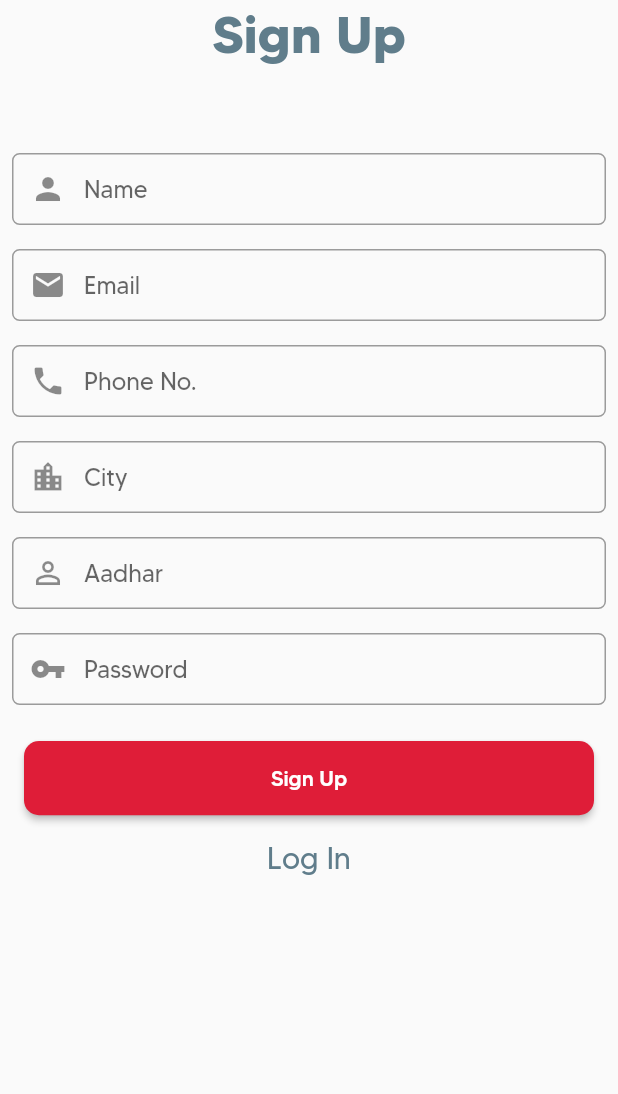
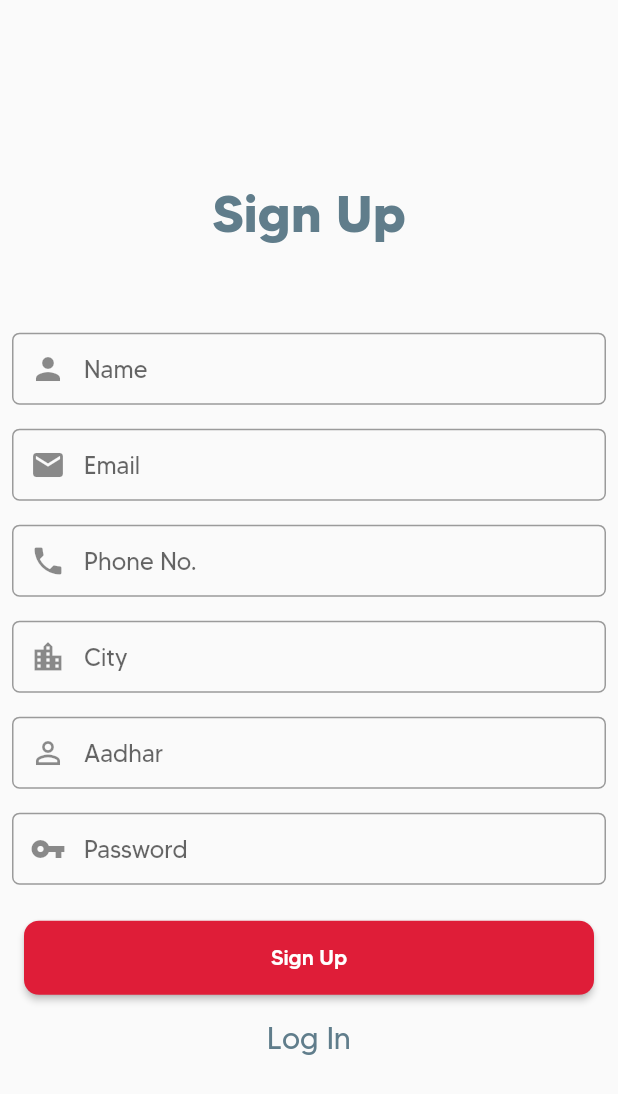
Before and after one commit to foobar-team/hackout-app, a Flutter app: the SignUpScreen screen opened by its route, on a phone screen of 412 x 824 dp. Shown: the top 1094 px of the screen. Run offline on Flutter 3.47's test engine with Material 2 defaults, Android fonts, the phone set to English and light mode, and no system bars; our stand-ins replace carousel_slider, cloud_firestore, cloud_functions, dio, dots_indicator, email_validator and 8 more; missing offline and left inert: background_geolocation_firebase, flutter_background_geolocation, google_maps_flutter_heatmap, google_maps_webservice, holding_gesture, workmanager; accounts and stored records are empty.

Commit message:
Trusted contacts adder added

```diff
--- a/lib/screens/dependent_people_screen.dart
+++ b/lib/screens/dependent_people_screen.dart
@@ -46,7 +46,7 @@ class _DependentPeopleScreenState extends State<DependentPeopleScreen> {
         } else {
           if (snapshot.connectionState == ConnectionState.done) {
             return Center(
-              child: Text("Everyone is feeling safe in your area"),
+              child: Text("No one added you as there trusted contacts"),
             );
           }
           return Center(child: CircularProgressIndicator());
--- a/lib/screens/home.dart
+++ b/lib/screens/home.dart
@@ -1,4 +1,5 @@
 import 'package:flutter/material.dart';
+import 'package:foobar/screens/add_trusted_contacts_screen.dart';
 import 'package:foobar/screens/all_notifications.dart';
 import 'package:foobar/screens/dependent_people_screen.dart';
 import 'package:foobar/screens/live_location.dart';
@@ -25,6 +26,7 @@ class _HomeScreenState extends State<HomeScreen> {
     AllNotificationsScreen(),
     ReviewsMap(),
     DependentPeopleScreen(),
+    AddTrustedContactsScreen(),
   ];
 
 
@@ -119,6 +121,10 @@ class _HomeScreenState extends State<HomeScreen> {
               icon: Icon(Icons.location_history),
               label: 'Live',
             ),
+            BottomNavigationBarItem(
+              icon: Icon(Icons.contact_mail_rounded),
+              label: 'Contacts',
+            ),
           ],
           currentIndex: _selectedIndex,
           selectedItemColor: Color(0xFFFF7274),
--- a/lib/screens/notify_danger_screen.dart
+++ b/lib/screens/notify_danger_screen.dart
@@ -211,6 +211,7 @@ class _NotifyDangerScreenState extends State<NotifyDangerScreen>
     setState(() {
       alertSent = false;
       isLoading = false;
+
     });
   }
 
--- a/lib/screens/signup_screen.dart
+++ b/lib/screens/signup_screen.dart
@@ -225,10 +225,10 @@ class _SignUpScreenState extends State<SignUpScreen> {
 
     return Scaffold(
       key: _scaffoldKey,
-      body: Center(
-        child: Stack(children: [
+      body:  Stack(children: [
           IgnorePointer(
             ignoring: isLoading,
+            child: Center(
               child: SingleChildScrollView(
                 child: Form(
                   key: _formKey,
@@ -269,13 +269,14 @@ class _SignUpScreenState extends State<SignUpScreen> {
                 ),
               ),
             ),
+          ),
           isLoading
               ? Center(
                   child: CircularProgressIndicator(),
                 )
               : Container()
         ]),
-      ),
+
     );
   }
 }
--- a/lib/services/database_methods.dart
+++ b/lib/services/database_methods.dart
@@ -30,6 +30,7 @@ class DatabaseMethods {
           "phone": phone,
           "city": city,
           "aadhar": aadhar,
+          "isSafe":true,
         },
       );
       print(email);
```
Lines whose indentation alone changed are shown as unchanged.
